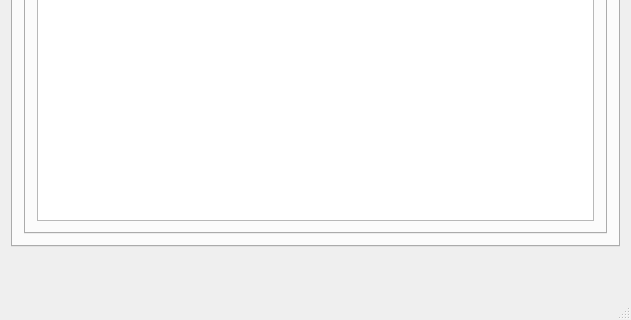
This is mainwindow.ui in Tryggvith/vika3 as Qt 5 draws it before an edit; both pictures show x 0 to 631 and y 164 to 484 of the 631 by 484 pixel window. The edited form follows.
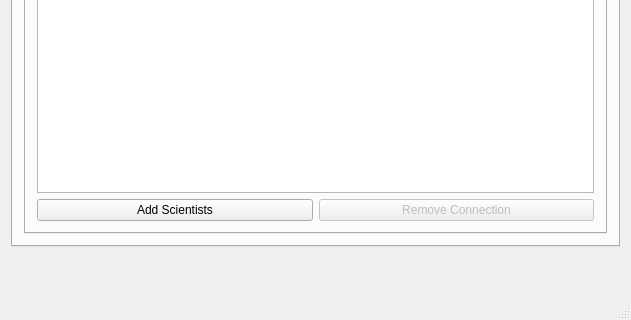
This is the edited form. The open tabs and pages were chosen to show the change.

Commit message: remove takki fyrir relations

Diff of the .ui file:
```diff
--- a/mainwindow.ui
+++ b/mainwindow.ui
@@ -297,6 +297,27 @@
                 </column>
                </widget>
               </item>
+              <item>
+               <layout class="QHBoxLayout" name="horizontalLayout_6">
+                <item>
+                 <widget class="QPushButton" name="button_add_connection">
+                  <property name="text">
+                   <string>Add Scientists</string>
+                  </property>
+                 </widget>
+                </item>
+                <item>
+                 <widget class="QPushButton" name="button_remove_connection">
+                  <property name="enabled">
+                   <bool>false</bool>
+                  </property>
+                  <property name="text">
+                   <string>Remove Connection</string>
+                  </property>
+                 </widget>
+                </item>
+               </layout>
+              </item>
              </layout>
             </widget>
            </widget>
```
Left out of the diff: 2 changed lines with no effect on the pictures. The commit also changes 2 other files.
